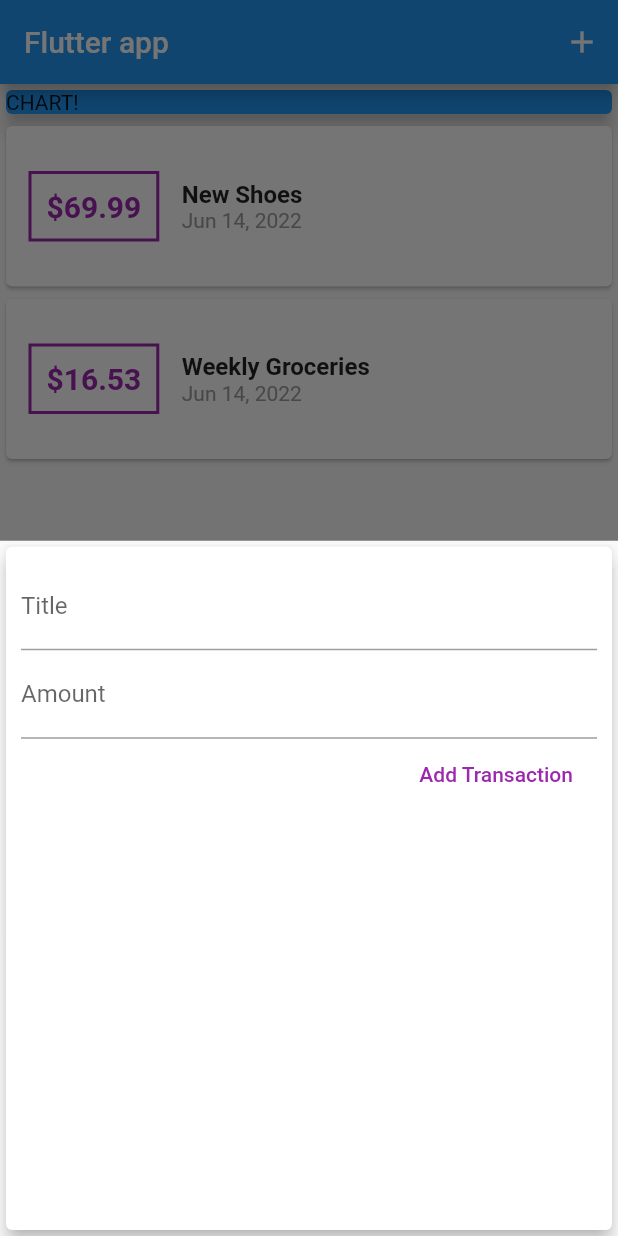
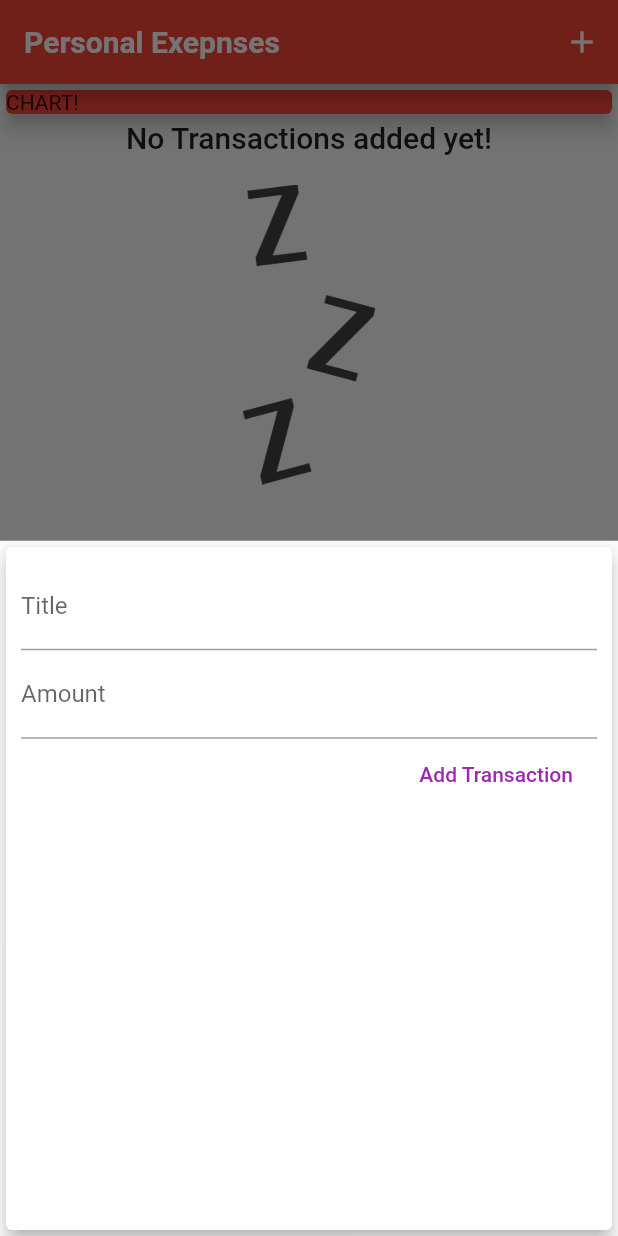
Before and after one commit to MukhammedAli/PersonalExpensesTracker, a Flutter app: the screen it shows after launch, after a tap on the "add" icon, on a phone screen of 412 x 824 dp. Run offline on Flutter 3.47's test engine with Material 2 defaults, Android fonts, the phone set to English and light mode, and no system bars; Roboto replaces fonts that are missing (OpenSans-Regular).

Commit message:
Fonts has been changed, added list checker

```diff
--- a/lib/main.dart
+++ b/lib/main.dart
@@ -15,9 +15,18 @@ class MyApp extends StatelessWidget {
   @override
   Widget build(BuildContext context) {
     return MaterialApp(
-      title: 'Flutter Demo',
+      title: 'Personal Expenses',
       theme: ThemeData(
-        primarySwatch: Colors.blue,
+        primarySwatch: Colors.red,
+        accentColor: Colors.amber,
+        fontFamily: 'OpenSans-Regular',
+        appBarTheme: AppBarTheme(
+          titleTextStyle: TextStyle(
+            fontFamily: 'OpenSans',
+            fontSize: 20,
+            fontWeight: FontWeight.bold,
+          ),
+        ),
       ),
       home: MyHomePage(),
     );
@@ -33,18 +42,18 @@ class _MyHomePageState extends State<MyHomePage> {
   // late String titleInput;
 
   final List<Transaction> _userTransactions = [
-    Transaction(
-      id: 't1',
-      title: 'New Shoes',
-      amount: 69.99,
-      date: DateTime.now(),
-    ),
-    Transaction(
-      id: 't2',
-      title: 'Weekly Groceries',
-      amount: 16.53,
-      date: DateTime.now(),
-    ),
+    // Transaction(
+    //   id: 't1',
+    //   title: 'New Shoes',
+    //   amount: 69.99,
+    //   date: DateTime.now(),
+    // ),
+    // Transaction(
+    //   id: 't2',
+    //   title: 'Weekly Groceries',
+    //   amount: 16.53,
+    //   date: DateTime.now(),
+    // ),
   ];
 
   void _addNewTransaction(String txTitle, double txAmount) {
@@ -81,7 +90,9 @@ class _MyHomePageState extends State<MyHomePage> {
   Widget build(BuildContext context) {
     return Scaffold(
       appBar: AppBar(
-        title: const Text('Flutter app'),
+        backgroundColor: Colors.red,
+        title: const Text('Personal Exepnses',
+            style: TextStyle(fontFamily: 'OpenSans-Regular')),
         actions: <Widget>[
           IconButton(
             icon: Icon(Icons.add),
@@ -98,7 +109,7 @@ class _MyHomePageState extends State<MyHomePage> {
               width: double.infinity,
               child: Card(
                 elevation: 5,
-                color: Colors.blue,
+                color: Colors.red,
                 child: Container(
                   width: double.infinity,
                   child: Text('CHART!'),
--- a/lib/widgets/new_transaction.dart
+++ b/lib/widgets/new_transaction.dart
@@ -1,11 +1,18 @@
 import 'package:flutter/material.dart';
 
-class NewTransaction extends StatelessWidget {
+class NewTransaction extends StatefulWidget {
   final Function addTx;
-  final titleController = TextEditingController();
-  final amountController = TextEditingController();
 
   NewTransaction(this.addTx);
+
+  @override
+  State<NewTransaction> createState() => _NewTransactionState();
+}
+
+class _NewTransactionState extends State<NewTransaction> {
+  final titleController = TextEditingController();
+
+  final amountController = TextEditingController();
 
   void submitData() {
     final enteredTitle = titleController.text;
@@ -13,7 +20,9 @@ class NewTransaction extends StatelessWidget {
     if (enteredTitle.isEmpty || enteredAmount <= 0) {
       return;
     }
-    addTx(enteredTitle, enteredAmount);
+    widget.addTx(enteredTitle, enteredAmount);
+
+    Navigator.of(context).pop();
   }
 
   @override
--- a/lib/widgets/transaction_list.dart
+++ b/lib/widgets/transaction_list.dart
@@ -11,7 +11,24 @@ class TransactionList extends StatelessWidget {
   Widget build(BuildContext context) {
     return Container(
       height: 300,
-      child: ListView.builder(
+      child: transactions.isEmpty
+          ? Column(children: <Widget>[
+              Text(
+                'No Transactions added yet!',
+                style: Theme.of(context).textTheme.headline6,
+              ),
+              SizedBox(
+                height: 20,
+              ),
+              Container(
+                height: 200,
+                child: Image.asset(
+                  'assets/images/waiting.png',
+                  fit: BoxFit.cover,
+                ),
+              ),
+            ])
+          : ListView.builder(
               itemBuilder: (ctx, index) {
                 return Card(
                   child: Row(children: <Widget>[
@@ -21,15 +38,17 @@ class TransactionList extends StatelessWidget {
                         horizontal: 15,
                       ),
                       decoration: BoxDecoration(
-                  border: Border.all(color: Colors.purple, width: 2),
+                        border: Border.all(
+                            color: Theme.of(context).primaryColorDark,
+                            width: 2),
                       ),
                       padding: EdgeInsets.all(10),
-                child:
-                    Text('\$${transactions[index].amount.toStringAsFixed(2)}',
+                      child: Text(
+                          '\$${transactions[index].amount.toStringAsFixed(2)}',
                           style: TextStyle(
                             fontWeight: FontWeight.bold,
                             fontSize: 20,
-                          color: Colors.purple,
+                            color: Theme.of(context).primaryColor,
                           )),
                     ),
                     Column(
```
Also changed, not shown: pubspec.yaml (+14 -9 lines), assets/fonts/OpenSans-Bold.ttf (added), assets/fonts/OpenSans-Regular.ttf (added), assets/fonts/Quicksand-Bold.ttf (added), assets/fonts/Quicksand-Light.ttf (added), assets/fonts/Quicksand-Medium.ttf (added), assets/fonts/Quicksand-Regular.ttf (added), assets/images/waiting.png (added). Lines whose indentation alone changed are shown as unchanged.
